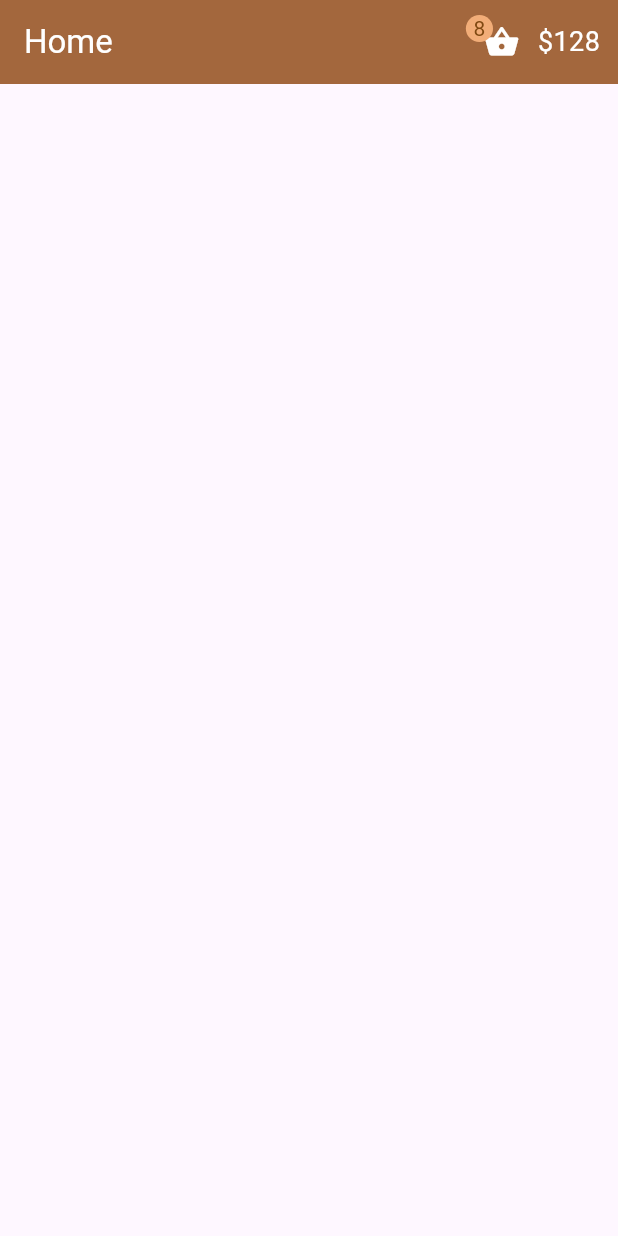
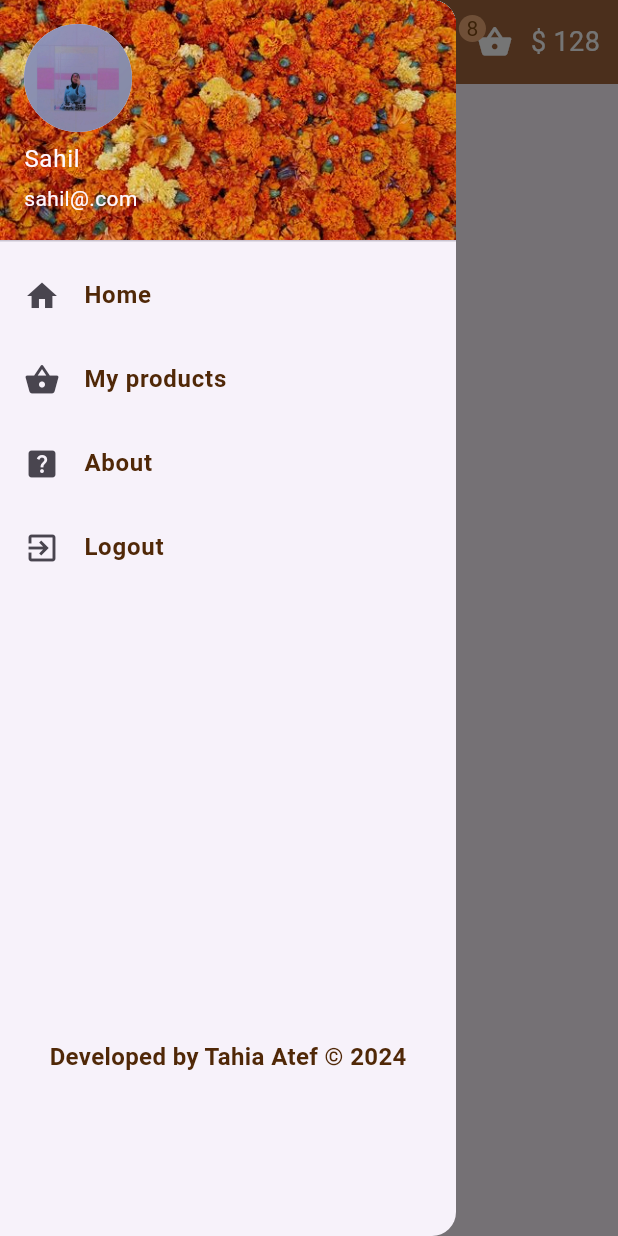
Before and after one commit to tahiaatef/FlowerAPP, a Flutter app: the screen it shows after launch, with the side drawer open (before the commit the screen has no drawer), on a phone screen of 412 x 824 dp. Run offline on Flutter 3.47's test engine with Material 3 defaults, Android fonts, the light colour scheme and no system bars.

Commit message:
add drawer in home page

```diff
--- a/lib/pages/home.dart
+++ b/lib/pages/home.dart
@@ -1,18 +1,66 @@
-// ignore_for_file: sort_child_properties_last
-
 import 'package:flutter/material.dart';
 import 'package:flutter_application_6/shared/colors.dart';
 
 class Home extends StatelessWidget {
   const Home({super.key});
-
-  get padding => null;
-
   @override
   Widget build(BuildContext context) {
     return SafeArea(
         child: Scaffold(
+      drawer: Drawer(
+        child: Column(children: [
+          UserAccountsDrawerHeader(
+              decoration: BoxDecoration(
+                  image: DecorationImage(
+                      image: AssetImage("assets/imgs/drawerbg.jpg"),
+                      fit: BoxFit.cover)),
+              currentAccountPicture: CircleAvatar(
+                radius: 55,
+                backgroundImage:
+                    AssetImage("assets/imgs/photo_2022-03-07_18-04-47.jpg"),
+              ),
+              accountName: Text("Sahil"),
+              accountEmail: Text("sahil@.com")),
+          ListTile(
+              title: Text("Home" , style: TextStyle(color:Color.fromARGB(255, 80, 40, 7),fontWeight: FontWeight.bold),), leading: Icon(Icons.home), onTap: () {}),
+          ListTile(
+              title: Text("My products",style: TextStyle(color:Color.fromARGB(255, 80, 40, 7),fontWeight: FontWeight.bold),),
+              leading: Icon(Icons.shopping_basket_rounded),
+              onTap: () {}),
+          ListTile(
+              title: Text("About",style: TextStyle(color:Color.fromARGB(255, 80, 40, 7),fontWeight: FontWeight.bold),),
+              leading: Icon(Icons.help_center),
+              onTap: () {}),
+          ListTile(
+              title: Text("Logout",style: TextStyle(color:Color.fromARGB(255, 80, 40, 7),fontWeight: FontWeight.bold),),
+              leading: Icon(Icons.exit_to_app),
+              onTap: () {}),
+          Container(
+              padding: EdgeInsets.only(top: 300),
+              child: Title(
+                color: Colors.grey,
+                child: Text(
+                  "Developed by Tahia Atef © 2024",
+                  style: TextStyle(fontSize: 16 , fontWeight: FontWeight.bold , color: Color.fromARGB(255, 80, 40, 7)),
+                ),
+              ))
+        ]),
+      ),
       appBar: AppBar(
+        leading: Builder(
+          builder: (context) {
+            return IconButton(
+              icon: Icon(
+                Icons.person,
+                color: const Color.fromARGB(255, 255, 255, 255),
+                size: 30,
+              ),
+              onPressed: () {
+                Scaffold.of(context).openDrawer();
+              },
+            );
+          },
+        ),
         backgroundColor: appbarGreen,
         title: Text(
           "Home",
@@ -23,14 +71,17 @@ class Home extends StatelessWidget {
             children: [
               Stack(
                 children: [
-                  IconButton(onPressed: () {},
-                  icon: Icon(Icons.shopping_basket_rounded),
-                  color: Colors.white,
+                  IconButton(
+                    onPressed: () {},
+                    icon: Icon(Icons.shopping_basket_rounded),
+                    color: Colors.white,
                   ),
-                    Container(
+                  Container(
                       child: Text(
                         "8",
-                        style: TextStyle(fontSize: 14,color: const Color.fromARGB(255, 128, 73, 18)),
+                        style: TextStyle(
+                            fontSize: 14,
+                            color: const Color.fromARGB(255, 128, 73, 18)),
                       ),
                       padding: EdgeInsets.all(5),
                       decoration: BoxDecoration(
@@ -40,8 +91,8 @@ class Home extends StatelessWidget {
               ),
               Padding(
                 padding: const EdgeInsets.only(right: 12),
-                child: Text("\$128" , style: TextStyle(color: Colors.white,fontSize:18)),
-
+                child: Text("\$ 128",
+                    style: TextStyle(color: Colors.white, fontSize: 18)),
               )
             ],
           )
--- a/lib/shared/colors.dart
+++ b/lib/shared/colors.dart
@@ -1,3 +1,5 @@
+// ignore_for_file: constant_identifier_names
+
 import 'package:flutter/material.dart';
 const BTNpink = Color.fromARGB(255, 241, 39, 100);
 const BTNgreen = Color.fromARGB(255, 179, 122, 73);
```
Also changed, not shown: pubspec.yaml (+5 -3 lines), assets/imgs/drawerbg.jpg (added), assets/imgs/photo_2022-03-07_18-04-47.jpg (added).
